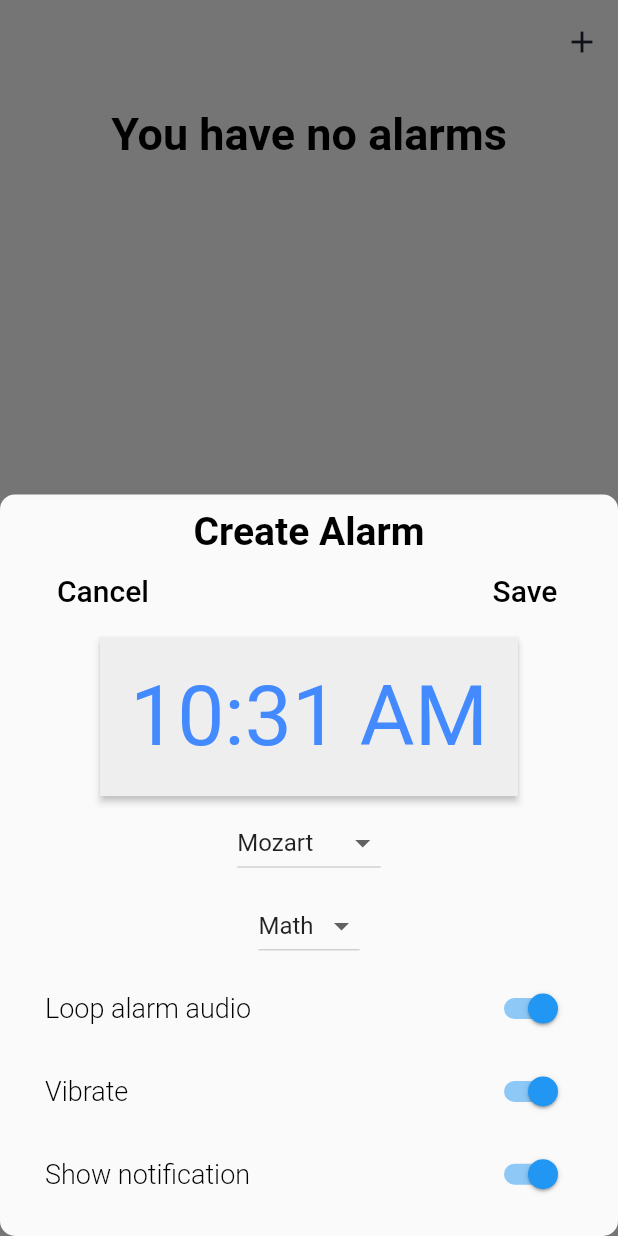
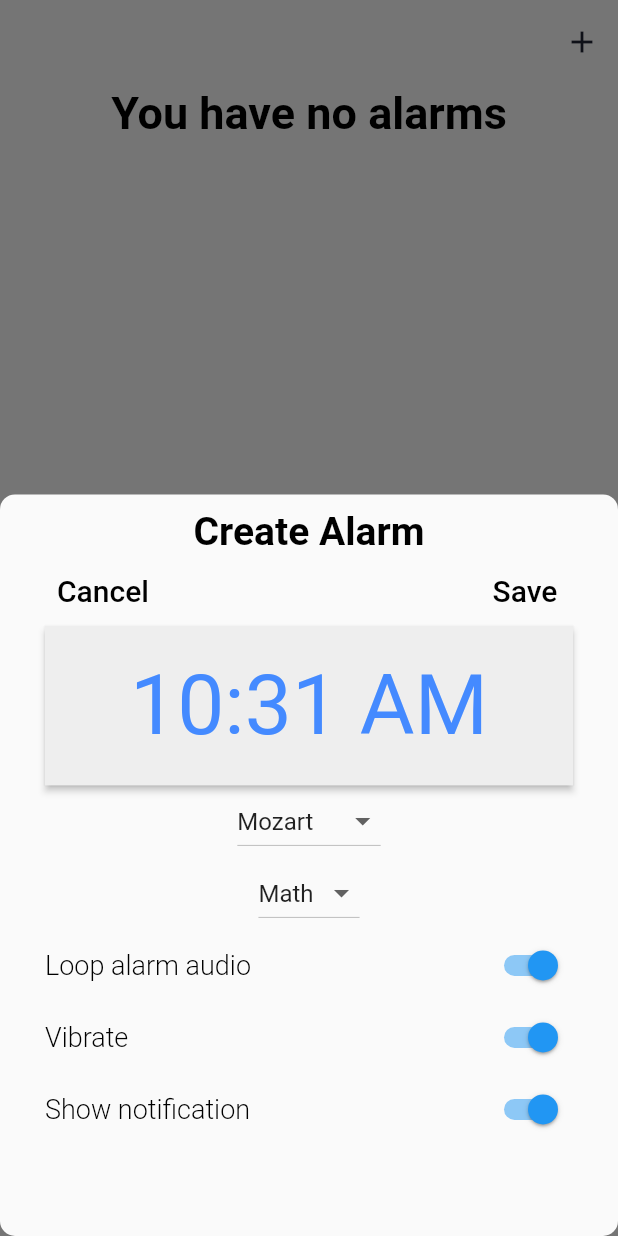
Before and after one commit to Aslan4012/WakeUpApp, a Flutter app: the screen it shows after launch, after a tap on the "add" icon, on a phone screen of 412 x 824 dp. Run offline on Flutter 3.47's test engine with Material 2 defaults, Android fonts, the phone set to English and light mode, and no system bars; our stand-ins replace pedometer, percent_indicator, permission_handler, sensors_plus; missing offline and left inert: alarm, shake; statements that could not run were skipped.

Commit message:
Layout noget af det sidste layout-ændringer

```diff
--- a/lib/alarmscreens/alarm_screen.dart
+++ b/lib/alarmscreens/alarm_screen.dart
@@ -113,7 +113,7 @@ class _AlarmScreenState extends State<AlarmScreen> with WidgetsBindingObserver {
             Column(
               children: [
                 Padding(
-                  padding: const EdgeInsets.all(16.0),
+                  padding: const EdgeInsets.all(2.0),
                   child: Text(
                     alarms.isEmpty ? "You have no alarms" : "Alarms",
                     style: const TextStyle(
--- a/lib/alarmscreens/edit_alarm.dart
+++ b/lib/alarmscreens/edit_alarm.dart
@@ -52,7 +52,8 @@ class _EditAlarmScreenState extends State<EditAlarmScreen> {
           widget.alarmSettings!.notificationBody != null &&
           widget.alarmSettings!.notificationBody!.isNotEmpty;
       assetAudio = widget.alarmSettings!.assetAudioPath;
-      challenge = GlobalData().alarmChallenges[widget.alarmSettings!.id] ?? 'Math';
+      challenge =
+          GlobalData().alarmChallenges[widget.alarmSettings!.id] ?? 'Math';
     }
   }
 
@@ -136,7 +137,8 @@ class _EditAlarmScreenState extends State<EditAlarmScreen> {
         Navigator.pop(context, true);
 
         // ignore: avoid_print, for TESTING...
-        print('SETTING ALARM: Challenge for alarm with id: ${alarmSettings.id} set to: ${GlobalData().alarmChallenges[alarmSettings.id]}');
+        print(
+            'SETTING ALARM: Challenge for alarm with id: ${alarmSettings.id} set to: ${GlobalData().alarmChallenges[alarmSettings.id]}');
       }
     });
   }
@@ -146,14 +148,16 @@ class _EditAlarmScreenState extends State<EditAlarmScreen> {
       if (res) {
         int testvariable = widget.alarmSettings!.id;
         // ignore: avoid_print, for TESTING...
-        print('Deleting alarm with id $testvariable, challenge: ${GlobalData().alarmChallenges[testvariable]}');
+        print(
+            'Deleting alarm with id $testvariable, challenge: ${GlobalData().alarmChallenges[testvariable]}');
 
         //Our functionality
         GlobalData().alarmChallenges.remove(widget.alarmSettings!.id);
         Navigator.pop(context, true);
 
         // ignore: avoid_print, for TESTING...
-        print('challenge at $testvariable is null: ' + '${GlobalData().alarmChallenges[testvariable] == null}');
+        print('challenge at $testvariable is null: ' +
+            '${GlobalData().alarmChallenges[testvariable] == null}');
       }
     });
   }
@@ -162,22 +166,41 @@ class _EditAlarmScreenState extends State<EditAlarmScreen> {
   Widget build(BuildContext context) {
     return Padding(
       padding: const EdgeInsets.symmetric(vertical: 10, horizontal: 30),
-      child: Column(
-        mainAxisAlignment: MainAxisAlignment.spaceBetween,
+      child: ListView(
+        padding: EdgeInsets.zero,
         children: [
-          HeaderButtons(title: creating ? 'Create Alarm' :  'Editing Alarm',
+          HeaderButtons(
+            title: creating ? 'Create Alarm' : 'Editing Alarm',
             onCancel: () => Navigator.pop(context, false),
-            onSave: _saveAlarm
+            onSave: _saveAlarm,
           ),
           TimePickerButton(selectedTime: selectedTime, onTimePick: _onTimePick),
+          Center(
+            child: Column(
+              children: [
                 SoundDropdown(value: assetAudio, onChanged: _onSoundChanged),
-          ChallengeDropdown(value: challenge, onChanged: _onChallengeChanged),
-          SettingSwitch(title: 'Loop alarm audio', value: loopAudio, onChanged: _onLoopAudioChanged),
-          SettingSwitch(title: 'Vibrate', value: vibrate, onChanged: _onVibrateChanged),
-          SettingSwitch(title: 'Show notification', value: showNotification, onChanged: _onShowNotificationChanged),
-          if (!creating)
-            DeleteButton(onDelete: _deleteAlarm),
-          const SizedBox(),
+                ChallengeDropdown(
+                    value: challenge, onChanged: _onChallengeChanged),
+              ],
+            ),
+          ),
+          SettingSwitch(
+            title: 'Loop alarm audio',
+            value: loopAudio,
+            onChanged: _onLoopAudioChanged,
+          ),
+          SettingSwitch(
+            title: 'Vibrate',
+            value: vibrate,
+            onChanged: _onVibrateChanged,
+          ),
+          SettingSwitch(
+            title: 'Show notification',
+            value: showNotification,
+            onChanged: _onShowNotificationChanged,
+          ),
+          if (!creating) DeleteButton(onDelete: _deleteAlarm),
+          SizedBox(height: 8), // Add some spacing at the bottom
         ],
       ),
     );
--- a/lib/screens/shake_screen.dart
+++ b/lib/screens/shake_screen.dart
@@ -37,7 +37,6 @@ class _ShakeScreenState extends State<ShakeScreen> {
                 MaterialPageRoute(builder: (context) => const AlarmScreen()));
           });
         }
-        // Do stuff on phone shake
       },
       minimumShakeCount: 1,
       shakeSlopTimeMS: 375,
--- a/lib/screens/spin_screen.dart
+++ b/lib/screens/spin_screen.dart
@@ -37,8 +37,8 @@ class _SpinScreenState extends State<SpinScreen> {
       bool isStationary = z.abs() < 0.1;
       if (!isStationary) {
         setState(() {
-          // Calculate rotation in degrees
-          sumz = sumz + (z / 2);
+          sumz =
+              sumz + (z / 2); //z/2 giver ca. 360 grader, når man snurrer rundt
           absumz = sumz.abs();
           remaining = 3000 - sumz;
           percent = (absumz / 3000) * 100;
@@ -68,9 +68,10 @@ class _SpinScreenState extends State<SpinScreen> {
           mainAxisAlignment: MainAxisAlignment.center,
           children: [
             SpinButton(
-                title: 'Start Spinning',
-                isVisible: isButtonVisible,
-                onStartSpinning: startSpinning),
+              title: 'Start Spinning',
+              isVisible: isButtonVisible,
+              onStartSpinning: startSpinning,
+            ),
             SizedBox(height: 20),
             Visibility(
               visible: isTextVisible,
@@ -84,13 +85,6 @@ class _SpinScreenState extends State<SpinScreen> {
                   style: TextStyle(fontSize: 20),
                 ),
               ),
-              // child: Padding(
-              //   padding: const EdgeInsets.all(30.0),
-              //   child: Text(
-              //     'You have spun ${sumz.toStringAsFixed(0)} degrees! Reach either 3000 or -3000 to stop!',
-              //     style: TextStyle(fontSize: 30, fontWeight: FontWeight.bold),
-              //   ),
-              // ),
             ),
           ],
         ),
--- a/lib/widgets/alarm_tile.dart
+++ b/lib/widgets/alarm_tile.dart
@@ -33,7 +33,8 @@ class AlarmTile extends StatelessWidget {
           builder: (BuildContext context) {
             return AlertDialog(
               title: const Text("Confirm"),
-              content: const Text("Are you sure you want to delete this alarm?"),
+              content:
+                  const Text("Are you sure you want to delete this alarm?"),
               actions: <Widget>[
                 TextButton(
                   child: const Text("CANCEL"),
@@ -70,7 +71,7 @@ class AlarmTile extends StatelessWidget {
                   title,
                   textAlign: TextAlign.center,
                   style: const TextStyle(
-                    fontSize: 28,
+                    fontSize: 25,
                     fontWeight: FontWeight.w500,
                   ),
                 ),
--- a/lib/widgets/math_keys_widgets.dart
+++ b/lib/widgets/math_keys_widgets.dart
@@ -1,22 +1,28 @@
-
-
-
 import 'package:flutter/material.dart';
 
 import '../screens/const.dart';
 
-
 class MathKeys extends StatelessWidget {
   final void Function(String) onPressed;
   final List<String> calculatorKeys = [
-    '7', '8', '9', '0', '4', '5', '6', 'C', '1', '2', '3', '=',
+    '7',
+    '8',
+    '9',
+    '0',
+    '4',
+    '5',
+    '6',
+    'C',
+    '1',
+    '2',
+    '3',
+    '=',
   ];
 
   MathKeys({
     Key? key,
     required this.onPressed,
   }) : super(key: key);
-
 
   @override
   Widget build(BuildContext context) {
@@ -29,7 +35,7 @@ class MathKeys extends StatelessWidget {
         ),
         child: FractionallySizedBox(
           widthFactor: 1,
-          heightFactor: 0.41,
+          heightFactor: 0.44,
           child: ClipRRect(
             borderRadius: BorderRadius.circular(20),
             child: Container(
@@ -40,7 +46,8 @@ class MathKeys extends StatelessWidget {
                   child: GridView.builder(
                     itemCount: calculatorKeys.length,
                     physics: const NeverScrollableScrollPhysics(),
-                    gridDelegate: const SliverGridDelegateWithFixedCrossAxisCount(
+                    gridDelegate:
+                        const SliverGridDelegateWithFixedCrossAxisCount(
                       crossAxisCount: 4,
                     ),
                     itemBuilder: (context, index) {
```
Also changed, not shown: lib/widgets/math_input_widget.dart (+12 -6 lines), lib/widgets/sound_dropdown.dart (line endings or trailing spaces). Lines whose indentation alone changed are shown as unchanged.
